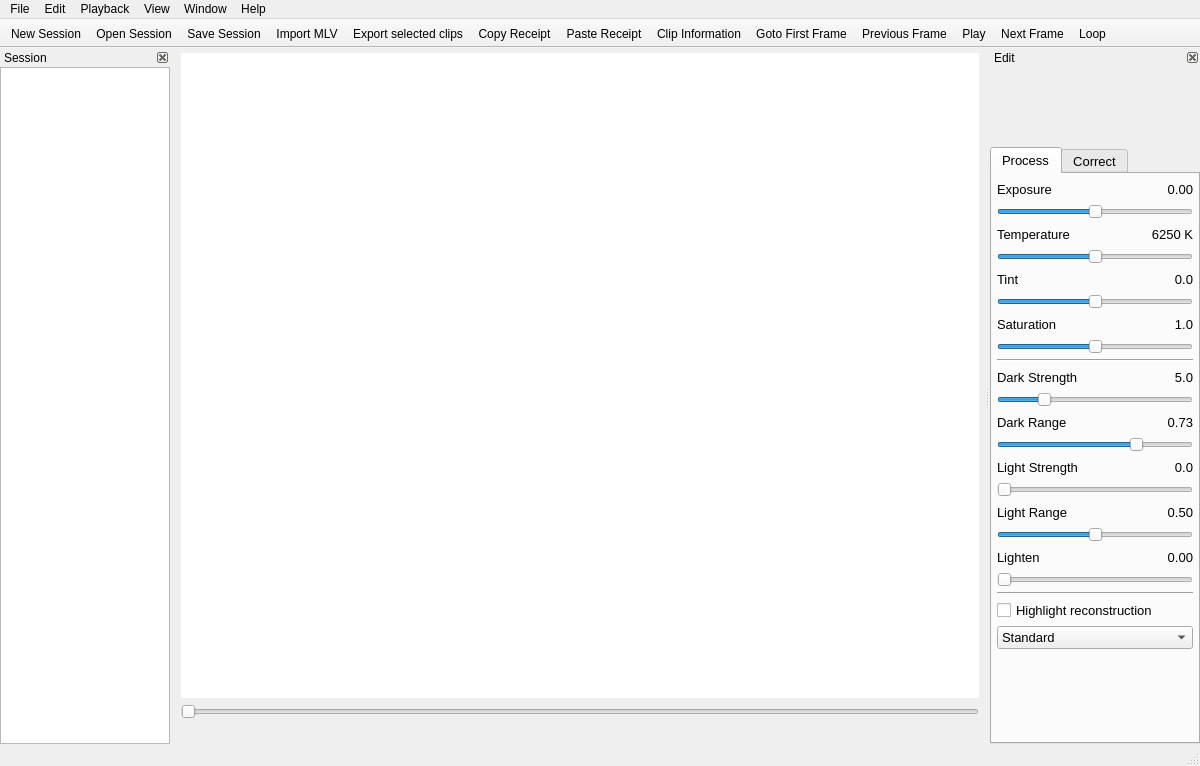
This is platform/qt/MainWindow.ui in ilia3101/MLV-App as Qt 5 draws it before an edit. The edited form follows.
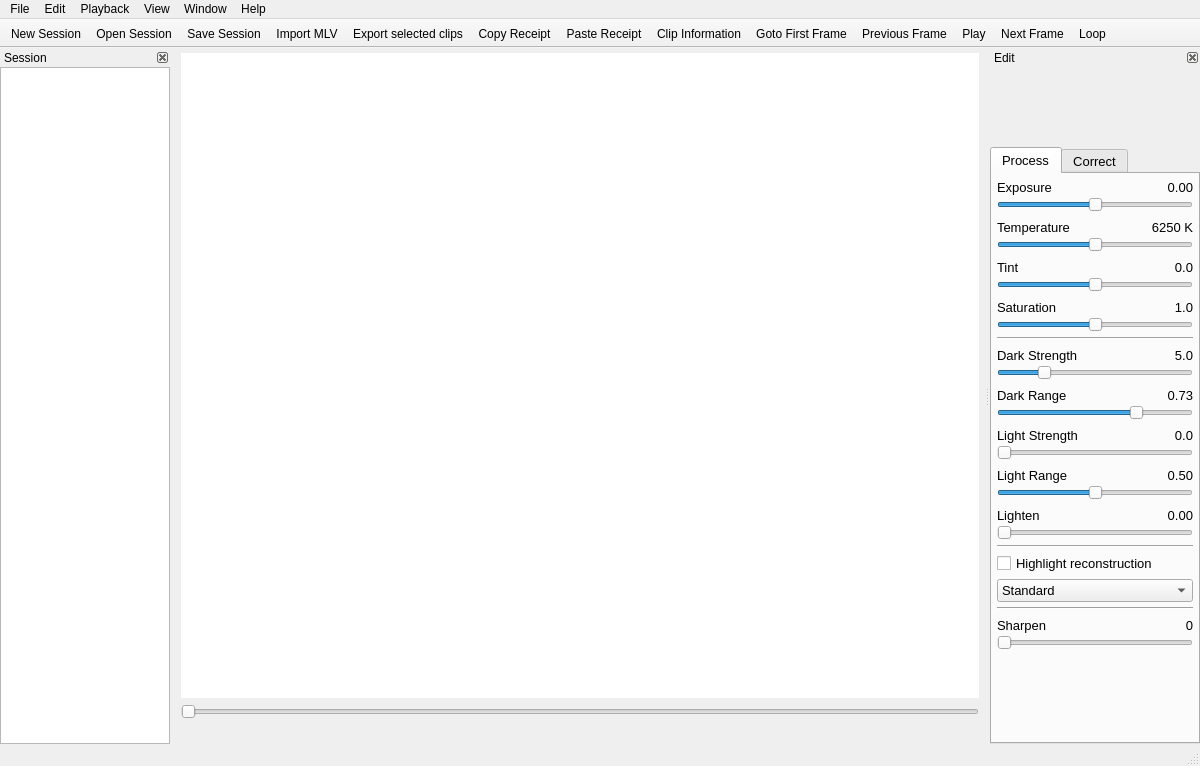
This is the edited form. Icons and pictures are not drawn. Custom widgets are drawn as their Qt base class.

Commit message: QtApp: Added Sharpen

What changed in the file:
```diff
--- a/platform/qt/MainWindow.ui
+++ b/platform/qt/MainWindow.ui
@@ -336,17 +336,20 @@
             <number>5</number>
            </property>
            <property name="topMargin">
-            <number>5</number>
+            <number>3</number>
            </property>
            <property name="rightMargin">
             <number>5</number>
            </property>
            <property name="bottomMargin">
-            <number>5</number>
+            <number>3</number>
            </property>
            <item>
-            <layout class="QHBoxLayout" name="horizontalLayout">
-             <item>
+            <layout class="QGridLayout" name="gridLayout_3">
+             <property name="spacing">
+              <number>0</number>
+             </property>
+             <item row="0" column="0">
               <widget class="QLabel" name="label">
                <property name="font">
                 <font>
@@ -358,7 +361,7 @@
                </property>
               </widget>
              </item>
-             <item>
+             <item row="0" column="1">
               <spacer name="horizontalSpacer">
                <property name="orientation">
                 <enum>Qt::Horizontal</enum>
@@ -374,7 +377,7 @@
                </property>
               </spacer>
              </item>
-             <item>
+             <item row="0" column="2">
               <widget class="DoubleClickLabel" name="label_ExposureVal">
                <property name="font">
                 <font>
@@ -395,9 +398,7 @@
                </property>
               </widget>
              </item>
-            </layout>
-           </item>
-           <item>
+             <item row="1" column="0" colspan="3">
             <widget class="QSlider" name="horizontalSliderExposure">
              <property name="sizePolicy">
               <sizepolicy hsizetype="Fixed" vsizetype="Fixed">
@@ -431,9 +432,14 @@
              </property>
             </widget>
            </item>
+            </layout>
+           </item>
            <item>
-            <layout class="QHBoxLayout" name="horizontalLayout_2">
-             <item>
+            <layout class="QGridLayout" name="gridLayout_4">
+             <property name="spacing">
+              <number>0</number>
+             </property>
+             <item row="0" column="0">
               <widget class="QLabel" name="label_2">
                <property name="font">
                 <font>
@@ -445,7 +451,7 @@
                </property>
               </widget>
              </item>
-             <item>
+             <item row="0" column="1">
               <spacer name="horizontalSpacer_2">
                <property name="orientation">
                 <enum>Qt::Horizontal</enum>
@@ -461,7 +467,7 @@
                </property>
               </spacer>
              </item>
-             <item>
+             <item row="0" column="2">
               <widget class="DoubleClickLabel" name="label_TemperatureVal">
                <property name="font">
                 <font>
@@ -479,9 +485,7 @@
                </property>
               </widget>
              </item>
-            </layout>
-           </item>
-           <item>
+             <item row="1" column="0" colspan="3">
             <widget class="QSlider" name="horizontalSliderTemperature">
              <property name="sizePolicy">
               <sizepolicy hsizetype="Fixed" vsizetype="Fixed">
@@ -515,9 +519,14 @@
              </property>
             </widget>
            </item>
+            </layout>
+           </item>
            <item>
-            <layout class="QHBoxLayout" name="horizontalLayout_4">
-             <item>
+            <layout class="QGridLayout" name="gridLayout_5">
+             <property name="spacing">
+              <number>0</number>
+             </property>
+             <item row="0" column="0">
               <widget class="QLabel" name="label_3">
                <property name="font">
                 <font>
@@ -529,7 +538,7 @@
                </property>
               </widget>
              </item>
-             <item>
+             <item row="0" column="1">
               <spacer name="horizontalSpacer_3">
                <property name="orientation">
                 <enum>Qt::Horizontal</enum>
@@ -545,7 +554,7 @@
                </property>
               </spacer>
              </item>
-             <item>
+             <item row="0" column="2">
               <widget class="DoubleClickLabel" name="label_TintVal">
                <property name="font">
                 <font>
@@ -563,9 +572,7 @@
                </property>
               </widget>
              </item>
-            </layout>
-           </item>
-           <item>
+             <item row="1" column="0" colspan="3">
             <widget class="QSlider" name="horizontalSliderTint">
              <property name="sizePolicy">
               <sizepolicy hsizetype="Fixed" vsizetype="Fixed">
@@ -599,9 +606,14 @@
              </property>
             </widget>
            </item>
+            </layout>
+           </item>
            <item>
-            <layout class="QHBoxLayout" name="horizontalLayout_3">
-             <item>
+            <layout class="QGridLayout" name="gridLayout_6">
+             <property name="spacing">
+              <number>0</number>
+             </property>
+             <item row="0" column="0">
               <widget class="QLabel" name="label_4">
                <property name="font">
                 <font>
@@ -613,7 +625,7 @@
                </property>
               </widget>
              </item>
-             <item>
+             <item row="0" column="1">
               <spacer name="horizontalSpacer_4">
                <property name="orientation">
                 <enum>Qt::Horizontal</enum>
@@ -629,7 +641,7 @@
                </property>
               </spacer>
              </item>
-             <item>
+             <item row="0" column="2">
               <widget class="DoubleClickLabel" name="label_SaturationVal">
                <property name="font">
                 <font>
@@ -647,9 +659,7 @@
                </property>
               </widget>
              </item>
-            </layout>
-           </item>
-           <item>
+             <item row="1" column="0" colspan="3">
             <widget class="QSlider" name="horizontalSliderSaturation">
              <property name="sizePolicy">
               <sizepolicy hsizetype="Fixed" vsizetype="Fixed">
@@ -680,6 +690,8 @@
              </property>
             </widget>
            </item>
+            </layout>
+           </item>
            <item>
             <widget class="Line" name="line_2">
              <property name="orientation">
@@ -688,8 +700,11 @@
             </widget>
            </item>
            <item>
-            <layout class="QHBoxLayout" name="horizontalLayout_5">
-             <item>
+            <layout class="QGridLayout" name="gridLayout_7">
+             <property name="spacing">
+              <number>0</number>
+             </property>
+             <item row="0" column="0">
               <widget class="QLabel" name="label_5">
                <property name="font">
                 <font>
@@ -701,7 +716,7 @@
                </property>
               </widget>
              </item>
-             <item>
+             <item row="0" column="1">
               <spacer name="horizontalSpacer_5">
                <property name="orientation">
                 <enum>Qt::Horizontal</enum>
@@ -717,7 +732,7 @@
                </property>
               </spacer>
              </item>
-             <item>
+             <item row="0" column="2">
               <widget class="DoubleClickLabel" name="label_DsVal">
                <property name="font">
                 <font>
@@ -735,9 +750,7 @@
                </property>
               </widget>
              </item>
-            </layout>
-           </item>
-           <item>
+             <item row="1" column="0" colspan="3">
             <widget class="QSlider" name="horizontalSliderDS">
              <property name="sizePolicy">
               <sizepolicy hsizetype="Fixed" vsizetype="Fixed">
@@ -768,9 +781,14 @@
              </property>
             </widget>
            </item>
+            </layout>
+           </item>
            <item>
-            <layout class="QHBoxLayout" name="horizontalLayout_6">
-             <item>
+            <layout class="QGridLayout" name="gridLayout_8">
+             <property name="spacing">
+              <number>0</number>
+             </property>
+             <item row="0" column="0">
               <widget class="QLabel" name="label_6">
                <property name="font">
                 <font>
@@ -782,7 +800,7 @@
                </property>
               </widget>
              </item>
-             <item>
+             <item row="0" column="1">
               <spacer name="horizontalSpacer_6">
                <property name="orientation">
                 <enum>Qt::Horizontal</enum>
@@ -798,7 +816,7 @@
                </property>
               </spacer>
              </item>
-             <item>
+             <item row="0" column="2">
               <widget class="DoubleClickLabel" name="label_DrVal">
                <property name="font">
                 <font>
@@ -816,9 +834,7 @@
                </property>
               </widget>
              </item>
-            </layout>
-           </item>
-           <item>
+             <item row="1" column="0" colspan="3">
             <widget class="QSlider" name="horizontalSliderDR">
              <property name="sizePolicy">
               <sizepolicy hsizetype="Fixed" vsizetype="Fixed">
@@ -849,9 +865,14 @@
              </property>
             </widget>
            </item>
+            </layout>
+           </item>
            <item>
-            <layout class="QHBoxLayout" name="horizontalLayout_7">
-             <item>
+            <layout class="QGridLayout" name="gridLayout_9">
+             <property name="spacing">
+              <number>0</number>
+             </property>
+             <item row="0" column="0">
               <widget class="QLabel" name="label_7">
                <property name="font">
                 <font>
@@ -863,7 +884,7 @@
                </property>
               </widget>
              </item>
-             <item>
+             <item row="0" column="1">
               <spacer name="horizontalSpacer_7">
                <property name="orientation">
                 <enum>Qt::Horizontal</enum>
@@ -879,7 +900,7 @@
                </property>
               </spacer>
              </item>
-             <item>
+             <item row="0" column="2">
               <widget class="DoubleClickLabel" name="label_LsVal">
                <property name="font">
                 <font>
@@ -897,9 +918,7 @@
                </property>
               </widget>
              </item>
-            </layout>
-           </item>
-           <item>
+             <item row="1" column="0" colspan="3">
             <widget class="QSlider" name="horizontalSliderLS">
              <property name="sizePolicy">
               <sizepolicy hsizetype="Fixed" vsizetype="Fixed">
@@ -927,9 +946,14 @@
              </property>
             </widget>
            </item>
+            </layout>
+           </item>
            <item>
-            <layout class="QHBoxLayout" name="horizontalLayout_8">
-             <item>
+            <layout class="QGridLayout" name="gridLayout_10">
+             <property name="spacing">
+              <number>0</number>
+             </property>
+             <item row="0" column="0">
               <widget class="QLabel" name="label_8">
                <property name="font">
                 <font>
@@ -941,7 +965,7 @@
                </property>
               </widget>
              </item>
-             <item>
+             <item row="0" column="1">
               <spacer name="horizontalSpacer_8">
                <property name="orientation">
                 <enum>Qt::Horizontal</enum>
@@ -957,7 +981,7 @@
                </property>
               </spacer>
              </item>
-             <item>
+             <item row="0" column="2">
               <widget class="DoubleClickLabel" name="label_LrVal">
                <property name="font">
                 <font>
@@ -975,9 +999,7 @@
                </property>
               </widget>
              </item>
-            </layout>
-           </item>
-           <item>
+             <item row="1" column="0" colspan="3">
             <widget class="QSlider" name="horizontalSliderLR">
              <property name="sizePolicy">
               <sizepolicy hsizetype="Fixed" vsizetype="Fixed">
@@ -1008,9 +1030,14 @@
              </property>
             </widget>
            </item>
+            </layout>
+           </item>
            <item>
-            <layout class="QHBoxLayout" name="horizontalLayout_9">
-             <item>
+            <layout class="QGridLayout" name="gridLayout_11">
+             <property name="spacing">
+              <number>0</number>
+             </property>
+             <item row="0" column="0">
               <widget class="QLabel" name="label_9">
                <property name="font">
                 <font>
@@ -1022,7 +1049,7 @@
                </property>
               </widget>
              </item>
-             <item>
+             <item row="0" column="1">
               <spacer name="horizontalSpacer_9">
                <property name="orientation">
                 <enum>Qt::Horizontal</enum>
@@ -1038,7 +1065,7 @@
                </property>
               </spacer>
              </item>
-             <item>
+             <item row="0" column="2">
               <widget class="DoubleClickLabel" name="label_LightenVal">
                <property name="font">
                 <font>
@@ -1056,9 +1083,7 @@
                </property>
               </widget>
              </item>
-            </layout>
-           </item>
-           <item>
+             <item row="1" column="0" colspan="3">
             <widget class="QSlider" name="horizontalSliderLighten">
              <property name="sizePolicy">
               <sizepolicy hsizetype="Fixed" vsizetype="Fixed">
@@ -1086,6 +1111,8 @@
              </property>
             </widget>
            </item>
+            </layout>
+           </item>
            <item>
             <widget class="Line" name="line">
              <property name="orientation">
@@ -1153,6 +1180,82 @@
              </item>
             </widget>
            </item>
+           <item>
+            <widget class="Line" name="line_5">
+             <property name="orientation">
+              <enum>Qt::Horizontal</enum>
+             </property>
+            </widget>
+           </item>
+           <item>
+            <layout class="QGridLayout" name="gridLayout_12">
+             <property name="spacing">
+              <number>0</number>
+             </property>
+             <item row="0" column="0">
+              <widget class="QLabel" name="label_10">
+               <property name="font">
+                <font>
+                 <pointsize>10</pointsize>
+                </font>
+               </property>
+               <property name="text">
+                <string>Sharpen</string>
+               </property>
+              </widget>
+             </item>
+             <item row="0" column="1">
+              <spacer name="horizontalSpacer_10">
+               <property name="orientation">
+                <enum>Qt::Horizontal</enum>
+               </property>
+               <property name="sizeHint" stdset="0">
+                <size>
+                 <width>40</width>
+                 <height>20</height>
+                </size>
+               </property>
+              </spacer>
+             </item>
+             <item row="0" column="2">
+              <widget class="DoubleClickLabel" name="label_Sharpen">
+               <property name="font">
+                <font>
+                 <pointsize>10</pointsize>
+                </font>
+               </property>
+               <property name="text">
+                <string>0</string>
+               </property>
+               <property name="alignment">
+                <set>Qt::AlignRight|Qt::AlignTrailing|Qt::AlignVCenter</set>
+               </property>
+              </widget>
+             </item>
+             <item row="1" column="0" colspan="3">
+              <widget class="QSlider" name="horizontalSliderSharpen">
+               <property name="maximumSize">
+                <size>
+                 <width>200</width>
+                 <height>16777215</height>
+                </size>
+               </property>
+               <property name="maximum">
+                <number>100</number>
+               </property>
+               <property name="value">
+                <number>0</number>
+               </property>
+               <property name="sliderPosition">
+                <number>0</number>
+               </property>
+               <property name="orientation">
+                <enum>Qt::Horizontal</enum>
+               </property>
+              </widget>
+             </item>
+            </layout>
+           </item>
            <item>
             <spacer name="verticalSpacer">
              <property name="orientation">
```
Lines whose indentation alone changed are shown as unchanged. The commit also changes 4 other files.
